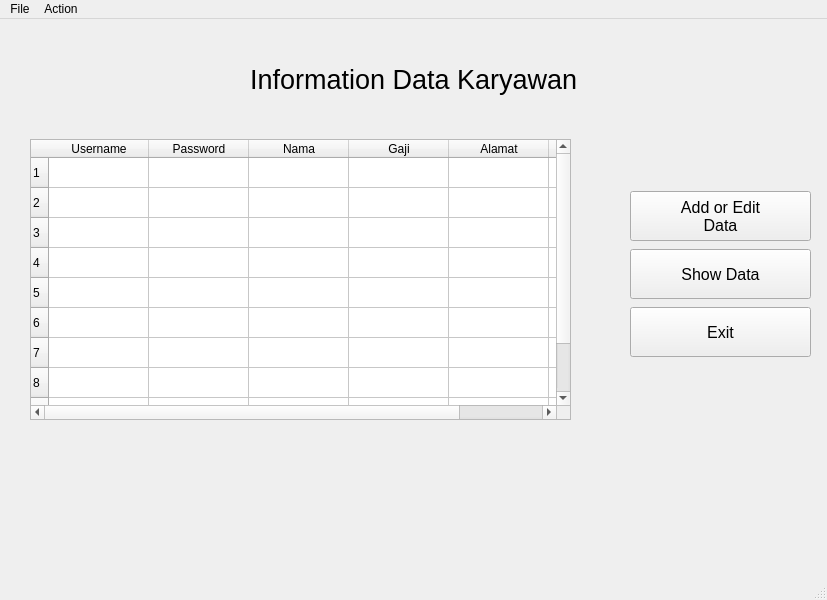
Before: the Qt Designer form sis-karyawan/data_karyawan.ui in AthreeS002/Sistem-Karyawan, drawn with Qt 5.
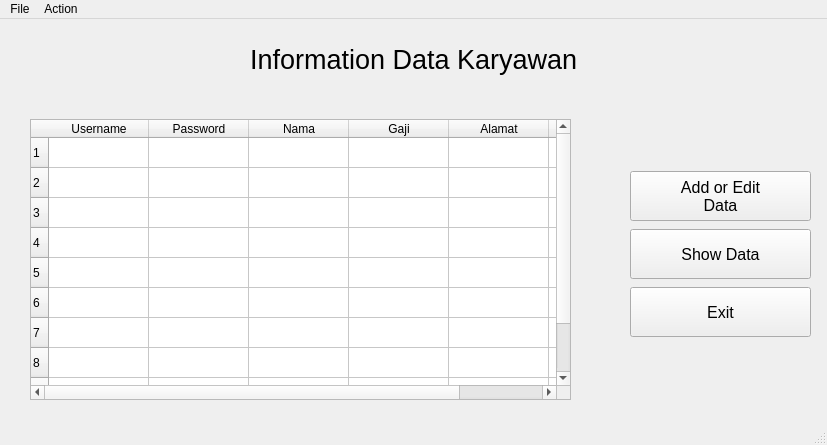
After: the same form once the commit is applied.

Commit message:
Edit Karyawan (Admin)
Kurang edit karyawan menggunakan akun admin. Dan juga export import. Sisanya perlu dicek lagi.

Diff of the .ui file:
```diff
--- a/sis-karyawan/data_karyawan.ui
+++ b/sis-karyawan/data_karyawan.ui
@@ -7,9 +7,15 @@
     <x>0</x>
     <y>0</y>
     <width>827</width>
-    <height>600</height>
+    <height>445</height>
    </rect>
   </property>
+  <property name="minimumSize">
+   <size>
+    <width>827</width>
+    <height>445</height>
+   </size>
+  </property>
   <property name="windowTitle">
    <string>MainWindow</string>
   </property>
@@ -18,7 +24,7 @@
     <property name="geometry">
      <rect>
       <x>630</x>
-      <y>170</y>
+      <y>150</y>
       <width>181</width>
       <height>171</height>
      </rect>
@@ -85,7 +91,7 @@
     <property name="geometry">
      <rect>
       <x>250</x>
-      <y>20</y>
+      <y>0</y>
       <width>331</width>
       <height>81</height>
      </rect>
@@ -109,7 +115,7 @@
     <property name="geometry">
      <rect>
       <x>30</x>
-      <y>120</y>
+      <y>100</y>
       <width>541</width>
       <height>281</height>
      </rect>
```
The commit also changes 19 other files.
